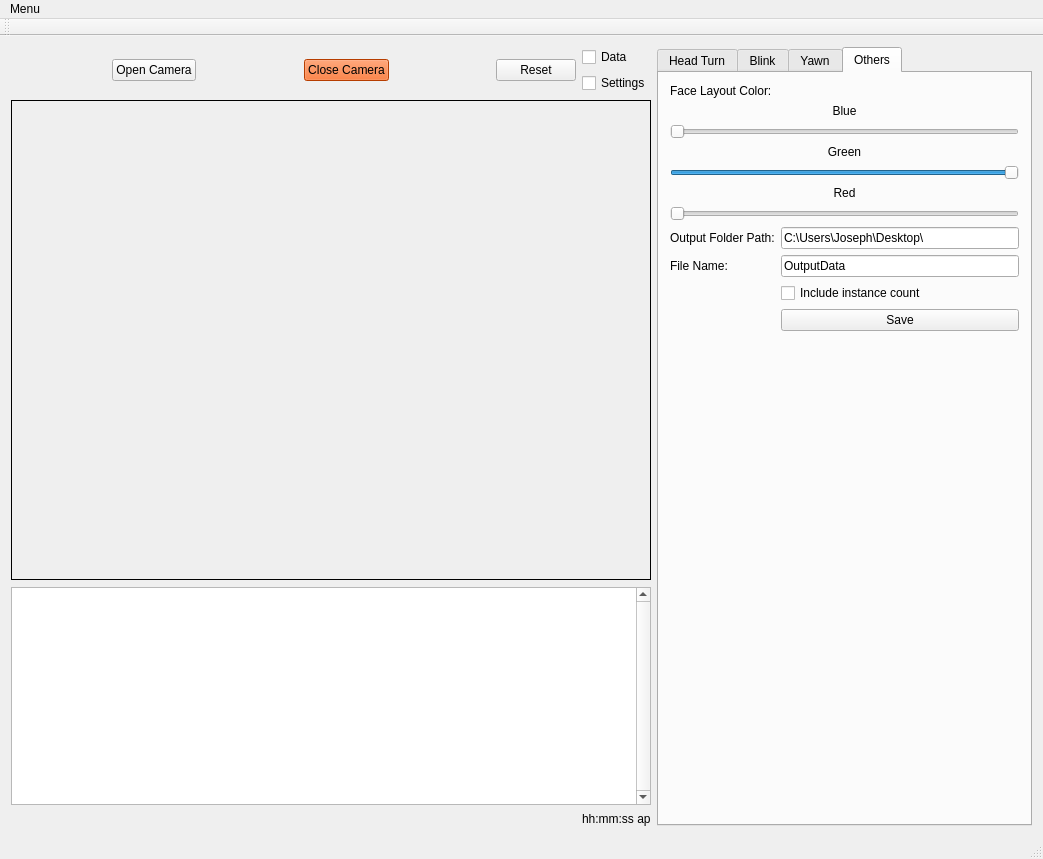
Old version of the form mainwindow.ui in the repository image-amazing/DriverMonitor.
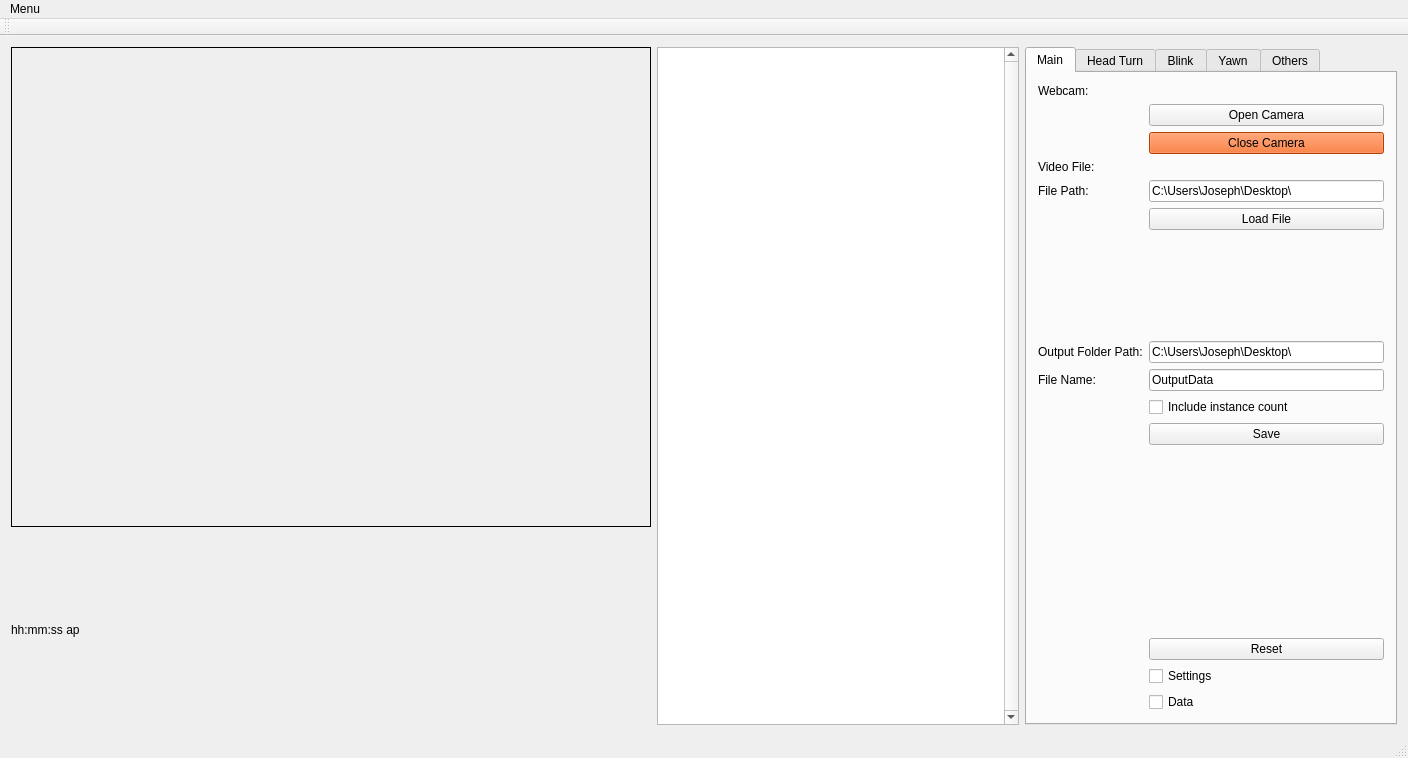
New version of the form. Custom widgets are drawn as their Qt base class.

Commit message:
Added 'Load Video' capability
Video frame size still needs to be resized

Diff of the .ui file:
```diff
--- a/mainwindow.ui
+++ b/mainwindow.ui
@@ -6,8 +6,8 @@
    <rect>
     <x>0</x>
     <y>0</y>
-    <width>1043</width>
-    <height>859</height>
+    <width>1408</width>
+    <height>758</height>
    </rect>
   </property>
   <property name="windowTitle">
@@ -20,103 +20,8 @@
       <property name="spacing">
        <number>7</number>
       </property>
-      <item>
-       <layout class="QHBoxLayout" name="horizontalLayout_3">
-        <item>
-         <spacer name="horizontalSpacer_3">
-          <property name="orientation">
-           <enum>Qt::Horizontal</enum>
-          </property>
-          <property name="sizeHint" stdset="0">
-           <size>
-            <width>40</width>
-            <height>20</height>
-           </size>
-          </property>
-         </spacer>
-        </item>
-        <item>
-         <widget class="QPushButton" name="pushButton_open_camera">
-          <property name="text">
-           <string>Open Camera</string>
-          </property>
-         </widget>
-        </item>
-        <item>
-         <spacer name="horizontalSpacer_7">
-          <property name="orientation">
-           <enum>Qt::Horizontal</enum>
-          </property>
-          <property name="sizeHint" stdset="0">
-           <size>
-            <width>40</width>
-            <height>20</height>
-           </size>
-          </property>
-         </spacer>
-        </item>
-        <item>
-         <widget class="QPushButton" name="pushButton_close_camera">
-          <property name="styleSheet">
-           <string notr="true">background-color: rgb(255, 85, 0);
-selection-color: qradialgradient(spread:repeat, cx:0.5, cy:0.5, radius:0.077, fx:0.5, fy:0.5, stop:0 rgba(0, 169, 255, 147), stop:0.497326 rgba(0, 0, 0, 147), stop:1 rgba(0, 169, 255, 147));</string>
-          </property>
-          <property name="text">
-           <string>Close Camera</string>
-          </property>
-         </widget>
-        </item>
-        <item>
-         <spacer name="horizontalSpacer_4">
-          <property name="orientation">
-           <enum>Qt::Horizontal</enum>
-          </property>
-          <property name="sizeHint" stdset="0">
-           <size>
-            <width>40</width>
-            <height>20</height>
-           </size>
-          </property>
-         </spacer>
-        </item>
-        <item>
-         <widget class="QPushButton" name="pushButton_reset">
-          <property name="text">
-           <string>Reset</string>
-          </property>
-         </widget>
-        </item>
-        <item>
-         <layout class="QVBoxLayout" name="verticalLayout_6">
-          <item>
-           <widget class="QCheckBox" name="ResetData_checkBox">
-            <property name="text">
-             <string>Data</string>
-            </property>
-            <property name="checked">
-             <bool>false</bool>
-            </property>
-           </widget>
-          </item>
-          <item>
-           <widget class="QCheckBox" name="ResetSettings_checkBox">
-            <property name="text">
-             <string>Settings</string>
-            </property>
-           </widget>
-          </item>
-         </layout>
-        </item>
-       </layout>
-      </item>
       <item>
        <widget class="QLabel" name="label_camera">
-        <property name="sizePolicy">
-         <sizepolicy hsizetype="Fixed" vsizetype="Fixed">
-          <horstretch>0</horstretch>
-          <verstretch>0</verstretch>
-         </sizepolicy>
-        </property>
         <property name="minimumSize">
          <size>
           <width>640</width>
@@ -131,28 +36,6 @@
         </property>
        </widget>
       </item>
-      <item>
-       <widget class="QTableWidget" name="Main_tableWidget">
-        <property name="minimumSize">
-         <size>
-          <width>0</width>
-          <height>200</height>
-         </size>
-        </property>
-        <property name="verticalScrollBarPolicy">
-         <enum>Qt::ScrollBarAlwaysOn</enum>
-        </property>
-        <property name="alternatingRowColors">
-         <bool>true</bool>
-        </property>
-        <property name="verticalScrollMode">
-         <enum>QAbstractItemView::ScrollPerPixel</enum>
-        </property>
-        <property name="horizontalScrollMode">
-         <enum>QAbstractItemView::ScrollPerPixel</enum>
-        </property>
-       </widget>
-      </item>
       <item>
        <layout class="QHBoxLayout" name="horizontalLayout" stretch="0,0">
         <property name="spacing">
@@ -161,6 +44,13 @@
         <property name="sizeConstraint">
          <enum>QLayout::SetDefaultConstraint</enum>
         </property>
+        <item>
+         <widget class="QLabel" name="CurrentTime_label">
+          <property name="text">
+           <string>hh:mm:ss ap</string>
+          </property>
+         </widget>
+        </item>
         <item>
          <spacer name="horizontalSpacer">
           <property name="orientation">
@@ -174,17 +64,32 @@
           </property>
          </spacer>
         </item>
-        <item>
-         <widget class="QLabel" name="CurrentTime_label">
-          <property name="text">
-           <string>hh:mm:ss ap</string>
-          </property>
-         </widget>
-        </item>
        </layout>
       </item>
      </layout>
     </item>
+    <item>
+     <widget class="QTableWidget" name="Main_tableWidget">
+      <property name="minimumSize">
+       <size>
+        <width>358</width>
+        <height>200</height>
+       </size>
+      </property>
+      <property name="verticalScrollBarPolicy">
+       <enum>Qt::ScrollBarAlwaysOn</enum>
+      </property>
+      <property name="alternatingRowColors">
+       <bool>true</bool>
+      </property>
+      <property name="verticalScrollMode">
+       <enum>QAbstractItemView::ScrollPerPixel</enum>
+      </property>
+      <property name="horizontalScrollMode">
+       <enum>QAbstractItemView::ScrollPerPixel</enum>
+      </property>
+     </widget>
+    </item>
     <item>
      <widget class="QTabWidget" name="tabWidget">
       <property name="minimumSize">
@@ -194,8 +99,176 @@
        </size>
       </property>
       <property name="currentIndex">
-       <number>3</number>
+       <number>0</number>
       </property>
+      <widget class="QWidget" name="tab_4">
+       <attribute name="title">
+        <string>Main</string>
+       </attribute>
+       <layout class="QVBoxLayout" name="verticalLayout">
+        <item>
+         <layout class="QGridLayout" name="gridLayout_9"/>
+        </item>
+        <item>
+         <layout class="QGridLayout" name="gridLayout">
+          <item row="1" column="1">
+           <widget class="QPushButton" name="pushButton_open_camera">
+            <property name="text">
+             <string>Open Camera</string>
+            </property>
+           </widget>
+          </item>
+          <item row="14" column="1">
+           <spacer name="verticalSpacer_6">
+            <property name="orientation">
+             <enum>Qt::Vertical</enum>
+            </property>
+            <property name="sizeHint" stdset="0">
+             <size>
+              <width>20</width>
+              <height>40</height>
+             </size>
+            </property>
+           </spacer>
+          </item>
+          <item row="16" column="1">
+           <widget class="QCheckBox" name="ResetSettings_checkBox">
+            <property name="text">
+             <string>Settings</string>
+            </property>
+           </widget>
+          </item>
+          <item row="2" column="1">
+           <widget class="QPushButton" name="pushButton_close_camera">
+            <property name="styleSheet">
+             <string notr="true">background-color: rgb(255, 85, 0);
+selection-color: qradialgradient(spread:repeat, cx:0.5, cy:0.5, radius:0.077, fx:0.5, fy:0.5, stop:0 rgba(0, 169, 255, 147), stop:0.497326 rgba(0, 0, 0, 147), stop:1 rgba(0, 169, 255, 147));</string>
+            </property>
+            <property name="text">
+             <string>Close Camera</string>
+            </property>
+           </widget>
+          </item>
+          <item row="4" column="1">
+           <widget class="QLineEdit" name="VideoInputPath_lineEdit">
+            <property name="text">
+             <string>C:\Users\Joseph\Desktop\</string>
+            </property>
+           </widget>
+          </item>
+          <item row="5" column="1">
+           <widget class="QPushButton" name="LoadVideo_pushButton">
+            <property name="text">
+             <string>Load File</string>
+            </property>
+           </widget>
+          </item>
+          <item row="0" column="0">
+           <widget class="QLabel" name="label_24">
+            <property name="text">
+             <string>Webcam:</string>
+            </property>
+           </widget>
+          </item>
+          <item row="4" column="0">
+           <widget class="QLabel" name="label_23">
+            <property name="text">
+             <string>File Path:</string>
+            </property>
+           </widget>
+          </item>
+          <item row="7" column="0">
+           <widget class="QLabel" name="label_21">
+            <property name="text">
+             <string>Output Folder Path:</string>
+            </property>
+           </widget>
+          </item>
+          <item row="9" column="1">
+           <widget class="QCheckBox" name="includeCount_checkBox">
+            <property name="text">
+             <string>Include instance count</string>
+            </property>
+            <property name="checked">
+             <bool>false</bool>
+            </property>
+           </widget>
+          </item>
+          <item row="13" column="1">
+           <widget class="QPushButton" name="SaveOutputData_pushButton">
+            <property name="text">
+             <string>Save</string>
+            </property>
+           </widget>
+          </item>
+          <item row="8" column="1">
+           <widget class="QLineEdit" name="FileName_lineEdit">
+            <property name="text">
+             <string>OutputData</string>
+            </property>
+           </widget>
+          </item>
+          <item row="7" column="1">
+           <widget class="QLineEdit" name="FolderPath_lineEdit">
+            <property name="text">
+             <string>C:\Users\Joseph\Desktop\</string>
+            </property>
+           </widget>
+          </item>
+          <item row="8" column="0">
+           <widget class="QLabel" name="label_22">
+            <property name="text">
+             <string>File Name:</string>
+            </property>
+           </widget>
+          </item>
+          <item row="15" column="1">
+           <widget class="QPushButton" name="pushButton_reset">
+            <property name="text">
+             <string>Reset</string>
+            </property>
+           </widget>
+          </item>
+          <item row="17" column="1">
+           <widget class="QCheckBox" name="ResetData_checkBox">
+            <property name="text">
+             <string>Data</string>
+            </property>
+            <property name="checked">
+             <bool>false</bool>
+            </property>
+           </widget>
+          </item>
+          <item row="6" column="1">
+           <spacer name="verticalSpacer_4">
+            <property name="orientation">
+             <enum>Qt::Vertical</enum>
+            </property>
+            <property name="sizeType">
+             <enum>QSizePolicy::Fixed</enum>
+            </property>
+            <property name="sizeHint" stdset="0">
+             <size>
+              <width>20</width>
+              <height>105</height>
+             </size>
+            </property>
+           </spacer>
+          </item>
+          <item row="3" column="0">
+           <widget class="QLabel" name="label_25">
+            <property name="text">
+             <string>Video File:</string>
+            </property>
+           </widget>
+          </item>
+         </layout>
+        </item>
+        <item>
+         <layout class="QGridLayout" name="gridLayout_4"/>
+        </item>
+       </layout>
+      </widget>
       <widget class="QWidget" name="tab">
        <attribute name="title">
         <string>Head Turn</string>
@@ -843,7 +916,24 @@
         <string>Others</string>
        </attribute>
        <layout class="QGridLayout" name="gridLayout_7">
-        <item row="11" column="0">
+        <item row="0" column="1">
+         <widget class="QLabel" name="label_4">
+          <property name="text">
+           <string>Face Layout Color:</string>
+          </property>
+         </widget>
+        </item>
+        <item row="6" column="1">
+         <widget class="QSlider" name="red_horizontalSlider">
+          <property name="maximum">
+           <number>255</number>
+          </property>
+          <property name="orientation">
+           <enum>Qt::Horizontal</enum>
+          </property>
+         </widget>
+        </item>
+        <item row="10" column="1">
          <spacer name="verticalSpacer_2">
           <property name="orientation">
            <enum>Qt::Vertical</enum>
@@ -856,7 +946,7 @@
           </property>
          </spacer>
         </item>
-        <item row="3" column="0">
+        <item row="3" column="1">
          <widget class="QLabel" name="label_2">
           <property name="text">
            <string>Green</string>
@@ -866,37 +956,7 @@
           </property>
          </widget>
         </item>
-        <item row="0" column="0">
-         <widget class="QLabel" name="label_4">
-          <property name="text">
-           <string>Face Layout Color:</string>
-          </property>
-         </widget>
-        </item>
-        <item row="6" column="0">
-         <widget class="QSlider" name="red_horizontalSlider">
-          <property name="maximum">
-           <number>255</number>
-          </property>
-          <property name="orientation">
-           <enum>Qt::Horizontal</enum>
-          </property>
-         </widget>
-        </item>
-        <item row="4" column="0">
-         <widget class="QSlider" name="green_horizontalSlider">
-          <property name="maximum">
-           <number>255</number>
-          </property>
-          <property name="sliderPosition">
-           <number>255</number>
-          </property>
-          <property name="orientation">
-           <enum>Qt::Horizontal</enum>
-          </property>
-         </widget>
-        </item>
-        <item row="5" column="0">
+        <item row="5" column="1">
          <widget class="QLabel" name="label_3">
           <property name="text">
            <string>Red</string>
@@ -906,7 +966,20 @@
           </property>
          </widget>
         </item>
-        <item row="2" column="0">
+        <item row="4" column="1">
+         <widget class="QSlider" name="green_horizontalSlider">
+          <property name="maximum">
+           <number>255</number>
+          </property>
+          <property name="sliderPosition">
+           <number>255</number>
+          </property>
+          <property name="orientation">
+           <enum>Qt::Horizontal</enum>
+          </property>
+         </widget>
+        </item>
+        <item row="2" column="1">
          <widget class="QSlider" name="blue_horizontalSlider">
           <property name="maximum">
            <number>255</number>
@@ -916,7 +989,7 @@
           </property>
          </widget>
         </item>
-        <item row="1" column="0">
+        <item row="1" column="1">
          <widget class="QLabel" name="label">
           <property name="text">
            <string>Blue</string>
@@ -926,55 +999,6 @@
           </property>
          </widget>
         </item>
-        <item row="9" column="0">
-         <layout class="QGridLayout" name="gridLayout">
-          <item row="0" column="1">
-           <widget class="QLineEdit" name="FolderPath_lineEdit">
-            <property name="text">
-             <string>C:\Users\Joseph\Desktop\</string>
-            </property>
-           </widget>
-          </item>
-          <item row="0" column="0">
-           <widget class="QLabel" name="label_21">
-            <property name="text">
-             <string>Output Folder Path:</string>
-            </property>
-           </widget>
-          </item>
-          <item row="2" column="1">
-           <widget class="QCheckBox" name="includeCount_checkBox">
-            <property name="text">
-             <string>Include instance count</string>
-            </property>
-            <property name="checked">
-             <bool>false</bool>
-            </property>
-           </widget>
-          </item>
-          <item row="6" column="1">
-           <widget class="QPushButton" name="SaveOutputData_pushButton">
-            <property name="text">
-             <string>Save</string>
-            </property>
-           </widget>
-          </item>
-          <item row="1" column="1">
-           <widget class="QLineEdit" name="FileName_lineEdit">
-            <property name="text">
-             <string>OutputData</string>
-            </property>
-           </widget>
-          </item>
-          <item row="1" column="0">
-           <widget class="QLabel" name="label_22">
-            <property name="text">
-             <string>File Name:</string>
-            </property>
-           </widget>
-          </item>
-         </layout>
-        </item>
        </layout>
       </widget>
      </widget>
@@ -986,7 +1010,7 @@
     <rect>
      <x>0</x>
      <y>0</y>
-     <width>1043</width>
+     <width>1408</width>
      <height>26</height>
     </rect>
    </property>
```
Left out of the diff: 20 changed lines with no effect on the pictures. The commit also changes 2 other files.
